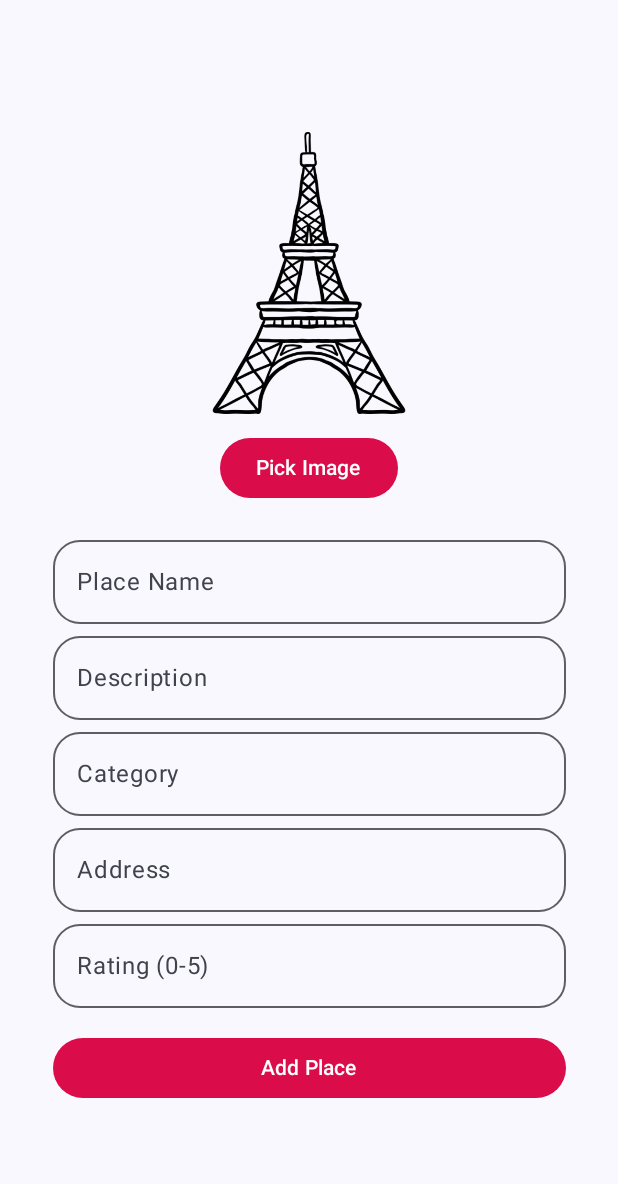
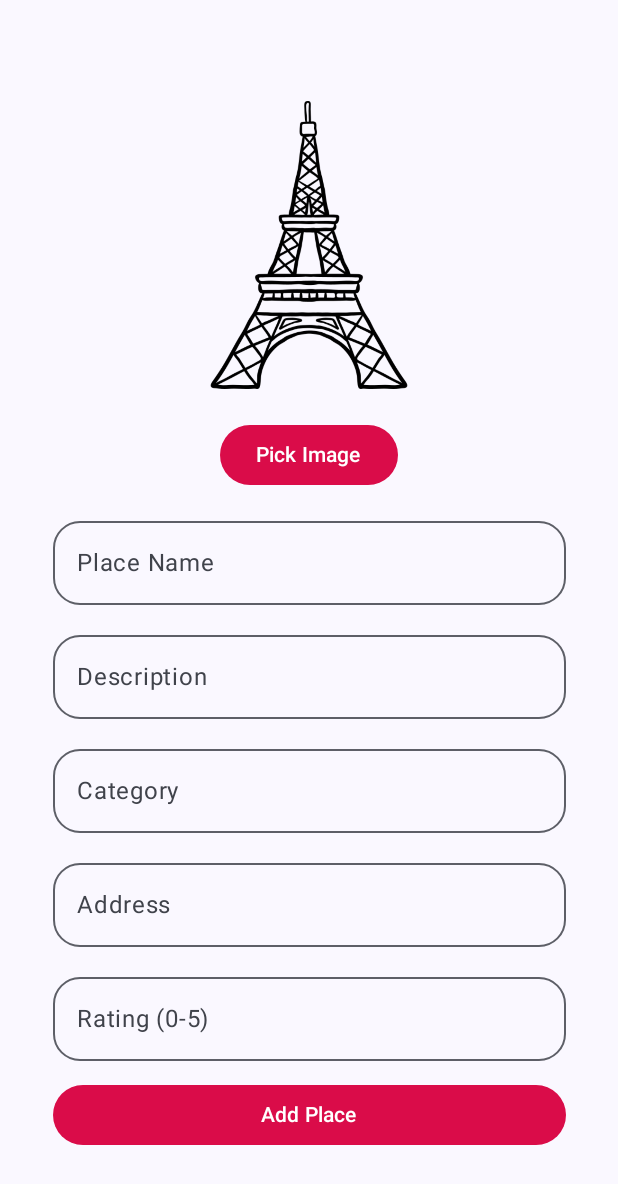
Before and after one commit to engineerbuddyy/City_Guide, an Android app built with Jetpack Compose: the AddScreenUI screen opened through its navigation route, on a phone screen of 412 x 824 dp. Shown: the top 1184 px of the screen. Run offline under Robolectric (Android 15) with nearby library versions, the light colour scheme and no system bars; our stand-ins replace Dagger/Hilt's generated code.

Commit message:
For personal use

```diff
--- a/app/src/main/java/com/example/cityguide/presentationui/add/AddScreenUI.kt
+++ b/app/src/main/java/com/example/cityguide/presentationui/add/AddScreenUI.kt
@@ -41,37 +41,50 @@ fun AddScreenUI(
         Log.d("AddScreenUI", "Selected Image URI: $uri")
     }
 
+    // ✅ Box to center content both vertically & horizontally
+    Box(
+        modifier = Modifier
+            .fillMaxSize()
+            .padding(16.dp),
+        contentAlignment = Alignment.Center
+    ) {
         Column(
             modifier = Modifier
-            .fillMaxSize()
-            .padding(16.dp)
+                .fillMaxWidth()
+                .padding(top=10.dp)
                 .verticalScroll(rememberScrollState()),
-        verticalArrangement = Arrangement.Center, // ✅ Center vertically
-        horizontalAlignment = Alignment.CenterHorizontally // ✅ Center horizontally
+            horizontalAlignment = Alignment.CenterHorizontally,
+            verticalArrangement = Arrangement.spacedBy(12.dp) // nice spacing
         ) {
             if (state.error != null) {
                 Text(text = state.error!!, color = MaterialTheme.colorScheme.error)
             }
 
-        // Show selected image preview
+            if(state.image != null){
+                // Selected image preview
                 state.image?.let {
                     Image(
                         bitmap = BitmapFactory.decodeByteArray(it, 0, it.size).asImageBitmap(),
                         contentDescription = "Selected Image",
                         modifier = Modifier
-                    .size(250.dp) // ✅ bigger preview
-                    .padding(bottom = 12.dp)
+                            .size(200.dp)
+                            .padding(bottom = 8.dp)
                     )
                 }
 
+            }
+            else{
                 // Default sample image
                 Image(
                     painter = painterResource(id = R.drawable.mainimg),
                     contentDescription = "Sample Image",
                     modifier = Modifier
-                .size(200.dp) // ✅ bigger size
-                .padding(bottom = 12.dp)
+                        .size(200.dp)
+                        .padding(bottom = 8.dp)
                 )
+
+            }
+
 
             Button(
                 onClick = { pickImage.launch("image/*") },
@@ -80,14 +93,13 @@ fun AddScreenUI(
                 Text("Pick Image")
             }
 
-        Spacer(modifier = Modifier.height(16.dp))
-
+            // Input fields
             OutlinedTextField(
                 value = state.placeName,
                 onValueChange = { viewModel.onValueChange(placeName = it) },
                 label = { Text("Place Name") },
                 shape = RoundedCornerShape(18.dp),
-            modifier = Modifier.fillMaxWidth(0.9f) // ✅ smaller width for centered look
+                modifier = Modifier.fillMaxWidth(0.9f)
             )
 
             OutlinedTextField(
@@ -122,11 +134,10 @@ fun AddScreenUI(
                 modifier = Modifier.fillMaxWidth(0.9f)
             )
 
-        Spacer(modifier = Modifier.height(16.dp))
-
+            // Submit button
             Button(
                 onClick = { viewModel.addPlace { navController.popBackStack() } },
-            modifier = Modifier.fillMaxWidth(0.9f), // ✅ centered button
+                modifier = Modifier.fillMaxWidth(0.9f),
                 enabled = !state.isSaving,
                 colors = ButtonDefaults.buttonColors(containerColor = Color(0xFFda0c49))
             ) {
@@ -138,3 +149,4 @@ fun AddScreenUI(
             }
         }
     }
+}
--- a/app/src/main/java/com/example/cityguide/presentationui/components/CardItem.kt
+++ b/app/src/main/java/com/example/cityguide/presentationui/components/CardItem.kt
@@ -157,7 +157,7 @@ fun CardItemUI(
                         modifier = Modifier.fillMaxWidth(),
                         shape = RoundedCornerShape(12.dp),
                         colors = ButtonDefaults.buttonColors(
-                            containerColor = if (p.isBookmarked) MaterialTheme.colorScheme.error else Color.Black
+                            containerColor = if (p.isBookmarked) MaterialTheme.colorScheme.error else Color.DarkGray
                         )
                     ) {
                         Text(
--- a/app/src/main/java/com/example/cityguide/presentationui/home/HomeScreenUI.kt
+++ b/app/src/main/java/com/example/cityguide/presentationui/home/HomeScreenUI.kt
@@ -293,7 +293,7 @@ fun PlaceItem(
                 Icon(
                     imageVector = Icons.Default.Delete,
                     contentDescription = "Delete Place",
-                    tint = Color.Blue
+                    tint = Color.DarkGray
                 )
             }
         }
```
Lines whose indentation alone changed are shown as unchanged.
